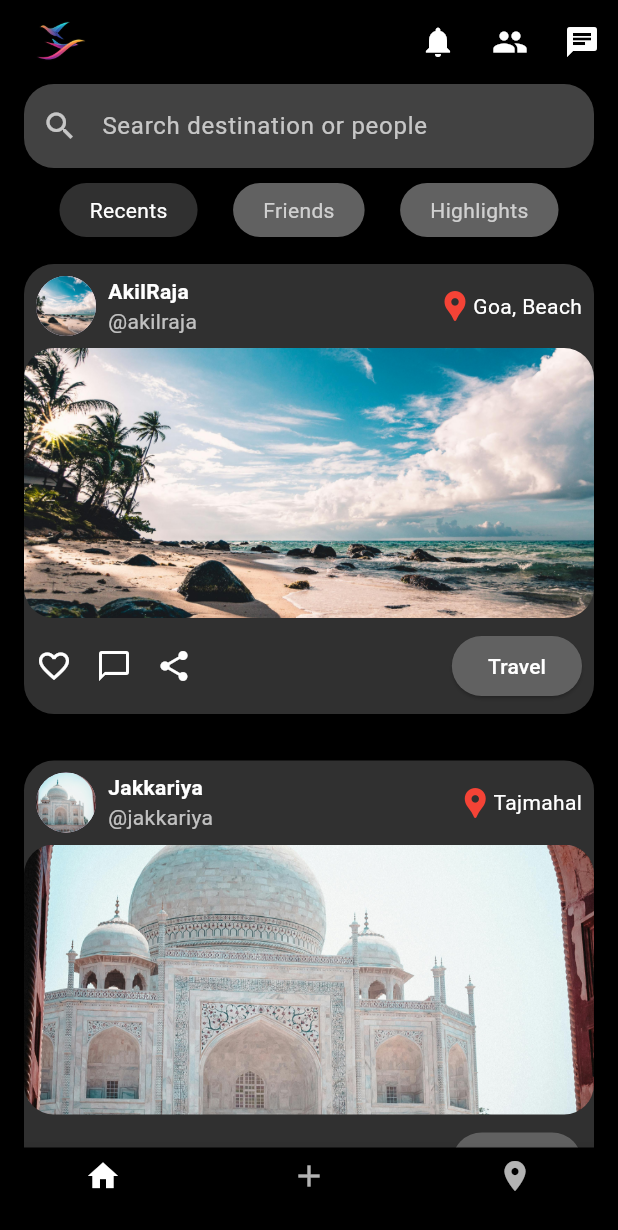
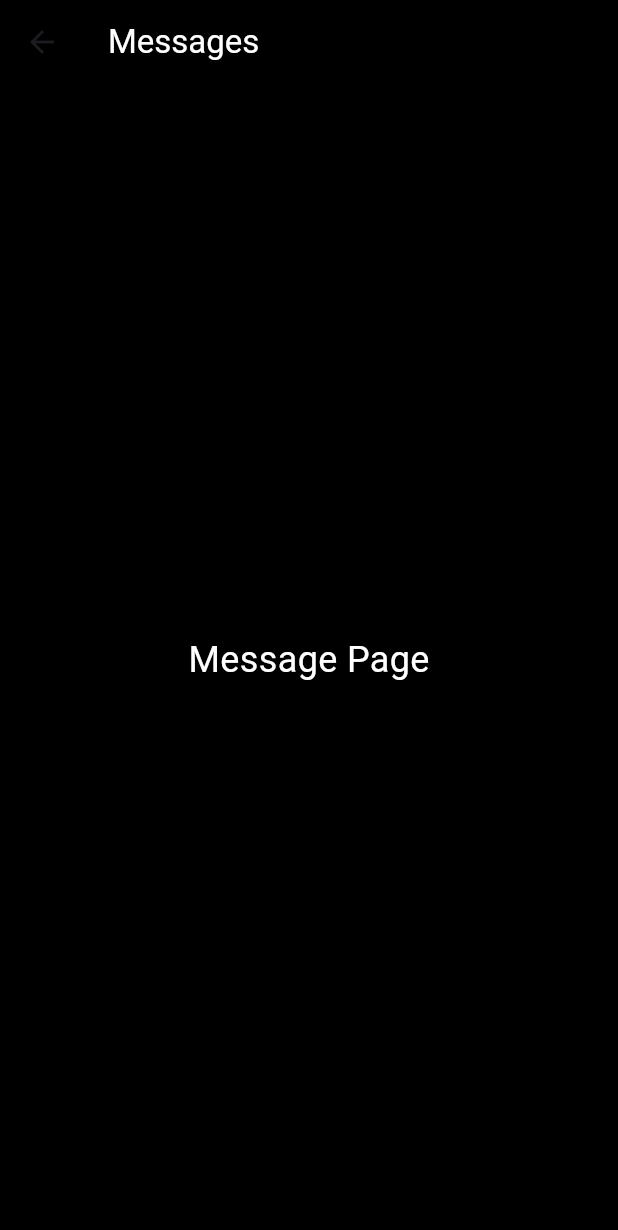
Before and after one commit to mr-akillraja/YouVGo, a Flutter app: the YouVGoHomePage screen opened directly, after a tap on the "chat" icon, on a phone screen of 412 x 824 dp. Shown: the top 1230 px of the screen. Run offline on Flutter 3.47's test engine with Material 3 defaults, Android fonts, the phone set to English and light mode, and no system bars; our stand-ins replace cloud_firestore, firebase_core, image_picker; accounts and stored records are empty.

Commit message:
home page updation going on

```diff
--- a/lib/home_page.dart
+++ b/lib/home_page.dart
@@ -7,18 +7,58 @@ class YouVGoHomePage extends StatefulWidget {
 
 class _YouVGoHomePageState extends State<YouVGoHomePage> {
   int _selectedIndex = 0;
+  int _messageCount = 5; // Example count for messages
+  int _friendRequestCount = 3; // Example count for friend requests
 
-  // List of pages for the navigation bar
-  final List<Widget> _pages = [
-    RecentsPage(),
-    FriendsPage(),
-    HighlightsPage(),
+  // List of pages corresponding to each tab
+  List<Widget> _pages = [
+    HomePage(),
+    LocationPage(),
+    AddPage(),
+    FavoritePage(),
+    ProfilePage(),
   ];
+
+  // Notification messages
+  bool hasNotifications = true;
+  bool hasFriendRequest = true;
 
   void _onItemTapped(int index) {
     setState(() {
       _selectedIndex = index;
     });
+  }
+
+  // Function to create a custom notification bubble with count
+  Widget _notificationBadge(String message, bool hasNotification, int count) {
+    return Positioned(
+      top: 0,
+      right: 0,
+      child: hasNotification
+          ? Container(
+              padding: EdgeInsets.symmetric(horizontal: 8, vertical: 4),
+              decoration: BoxDecoration(
+                color: const Color.fromARGB(255, 7, 216, 42),
+                borderRadius: BorderRadius.circular(12),
+              ),
+              child: Text(
+                '$count', // Display the count
+                style: TextStyle(
+                  color: Colors.white,
+                  fontSize: 12,
+                ),
+              ),
+            )
+          : SizedBox.shrink(),
+    );
+  }
+
+  // Navigate to the Message Page
+  void _navigateToMessagePage(BuildContext context) {
+    Navigator.push(
+      context,
+      MaterialPageRoute(builder: (context) => MessagePage()),
+    );
   }
 
   @override
@@ -28,69 +68,55 @@ class _YouVGoHomePageState extends State<YouVGoHomePage> {
       appBar: AppBar(
         backgroundColor: Colors.black,
         elevation: 0,
-        title: Image.asset(
+        title: Row(
+          children: [
+            Image.asset(
               'assets/Logo_2.png', // Replace with your logo
               height: 50,
             ),
+            SizedBox(width: 2),
+            Text(
+              'YouVGo',
+              style: TextStyle(
+                color: Colors.white,
+                fontWeight: FontWeight.bold,
+                fontSize: 27,
+              ),
+            ),
+          ],
+        ),
         actions: [
+          Stack(
+            children: [
               IconButton(
                 icon: Icon(Icons.notifications, color: Colors.white),
                 onPressed: () {},
               ),
+              _notificationBadge(
+                  'New Likes', hasNotifications, 10), // Example count for likes
+            ],
+          ),
+          Stack(
+            children: [
               IconButton(
                 icon: Icon(Icons.people, color: Colors.white),
                 onPressed: () {},
               ),
+              _notificationBadge(
+                  'New Friend Requests', hasFriendRequest, _friendRequestCount),
+            ],
+          ),
           IconButton(
             icon: Icon(Icons.chat, color: Colors.white),
-            onPressed: () {},
+            onPressed: () {
+              _navigateToMessagePage(context); // Navigate to message page
+            },
           ),
+          _notificationBadge('New Messages', hasNotifications,
+              _messageCount), // Add notification badge for messages
         ],
       ),
-      body: SafeArea(
-        child: Column(
-          crossAxisAlignment: CrossAxisAlignment.start,
-          children: [
-            // Search Bar
-            Padding(
-              padding: const EdgeInsets.symmetric(horizontal: 16.0),
-              child: TextField(
-                decoration: InputDecoration(
-                  hintText: 'Search destination or people',
-                  filled: true,
-                  fillColor: Colors.grey[800],
-                  prefixIcon: Icon(Icons.search, color: Colors.white70),
-                  hintStyle: TextStyle(color: Colors.white70),
-                  border: OutlineInputBorder(
-                    borderRadius: BorderRadius.circular(20),
-                    borderSide: BorderSide.none,
-                  ),
-                ),
-              ),
-            ),
-
-            // Tab bar (We can keep it or remove if not needed)
-            Padding(
-              padding:
-                  const EdgeInsets.symmetric(horizontal: 16.0, vertical: 10.0),
-              child: Row(
-                mainAxisAlignment: MainAxisAlignment.spaceEvenly,
-                children: [
-                  TabButton(text: 'Recents', isSelected: _selectedIndex == 0),
-                  TabButton(text: 'Friends', isSelected: _selectedIndex == 1),
-                  TabButton(
-                      text: 'Highlights', isSelected: _selectedIndex == 2),
-                ],
-              ),
-            ),
-
-            // Display the selected page
-            Expanded(
-              child: _pages[_selectedIndex],
-            ),
-          ],
-        ),
-      ),
+      body: _pages[_selectedIndex], // Display the selected page
       // Bottom Navigation Bar
       bottomNavigationBar: BottomNavigationBar(
         backgroundColor: Colors.black, // Set the background color to black
@@ -102,15 +128,28 @@ class _YouVGoHomePageState extends State<YouVGoHomePage> {
         type: BottomNavigationBarType.fixed, // To prevent shifting icons
         items: [
           BottomNavigationBarItem(
-            icon: Icon(Icons.home),
+            icon: Icon(Icons.home, size: _selectedIndex == 0 ? 35 : 25),
             label: '',
           ),
           BottomNavigationBarItem(
-            icon: Icon(Icons.add),
+            icon: Icon(Icons.location_on, size: _selectedIndex == 1 ? 35 : 25),
             label: '',
           ),
           BottomNavigationBarItem(
-            icon: Icon(Icons.location_on),
+            icon: Icon(
+              Icons.add_box,
+              size: _selectedIndex == 2 ? 40 : 30,
+              color: _selectedIndex == 2 ? Colors.yellow : Colors.white70,
+            ),
+            label: '',
+          ),
+          BottomNavigationBarItem(
+            icon: Icon(Icons.favorite, size: _selectedIndex == 3 ? 35 : 25),
+            label: '',
+          ),
+          BottomNavigationBarItem(
+            icon:
+                Icon(Icons.account_circle, size: _selectedIndex == 4 ? 35 : 25),
             label: '',
           ),
         ],
@@ -119,33 +158,8 @@ class _YouVGoHomePageState extends State<YouVGoHomePage> {
   }
 }
 
-// Custom widget for tab buttons
-class TabButton extends StatelessWidget {
-  final String text;
-  final bool isSelected;
-
-  TabButton({required this.text, required this.isSelected});
-
-  @override
-  Widget build(BuildContext context) {
-    return Container(
-      padding: EdgeInsets.symmetric(vertical: 8, horizontal: 20),
-      decoration: BoxDecoration(
-        color: isSelected ? Colors.grey[850] : Colors.grey[700],
-        borderRadius: BorderRadius.circular(20),
-      ),
-      child: Text(
-        text,
-        style: TextStyle(
-          color: isSelected ? Colors.white : Colors.white70,
-        ),
-      ),
-    );
-  }
-}
-
-// Sample page for Recents
-class RecentsPage extends StatelessWidget {
+// Sample pages for the BottomNavigationBar
+class HomePage extends StatelessWidget {
   @override
   Widget build(BuildContext context) {
     return ListView(
@@ -169,27 +183,68 @@ class RecentsPage extends StatelessWidget {
   }
 }
 
-// Sample page for Friends
-class FriendsPage extends StatelessWidget {
+class LocationPage extends StatelessWidget {
   @override
   Widget build(BuildContext context) {
     return Center(
       child: Text(
-        'Friends Page',
+        'Location Page',
         style: TextStyle(color: Colors.white, fontSize: 24),
       ),
     );
   }
 }
 
-// Sample page for Highlights
-class HighlightsPage extends StatelessWidget {
+class AddPage extends StatelessWidget {
   @override
   Widget build(BuildContext context) {
     return Center(
       child: Text(
-        'Highlights Page',
+        'Add Page',
         style: TextStyle(color: Colors.white, fontSize: 24),
+      ),
+    );
+  }
+}
+
+class FavoritePage extends StatelessWidget {
+  @override
+  Widget build(BuildContext context) {
+    return Center(
+      child: Text(
+        'Favorite Page',
+        style: TextStyle(color: Colors.white, fontSize: 24),
+      ),
+    );
+  }
+}
+
+class ProfilePage extends StatelessWidget {
+  @override
+  Widget build(BuildContext context) {
+    return Center(
+      child: Text(
+        'Profile Page',
+        style: TextStyle(color: Colors.white, fontSize: 24),
+      ),
+    );
+  }
+}
+
+class MessagePage extends StatelessWidget {
+  @override
+  Widget build(BuildContext context) {
+    return Scaffold(
+      backgroundColor: Colors.black,
+      appBar: AppBar(
+        backgroundColor: Colors.black,
+        title: Text('Messages', style: TextStyle(color: Colors.white)),
+      ),
+      body: Center(
+        child: Text(
+          'Message Page',
+          style: TextStyle(color: Colors.white, fontSize: 24),
+        ),
       ),
     );
   }
@@ -223,8 +278,7 @@ class PostCard extends StatelessWidget {
             child: Row(
               children: [
                 CircleAvatar(
-                  backgroundImage:
-                      AssetImage(imagePath), // profile image from assets
+                  backgroundImage: AssetImage(imagePath),
                 ),
                 SizedBox(width: 8),
                 Column(
@@ -275,7 +329,7 @@ class PostCard extends StatelessWidget {
                     ),
                   ),
                   child: Text(
-                    'Travel',
+                    date,
                     style: TextStyle(color: Colors.white),
                   ),
                 ),
```
Lines whose indentation alone changed are shown as unchanged.
